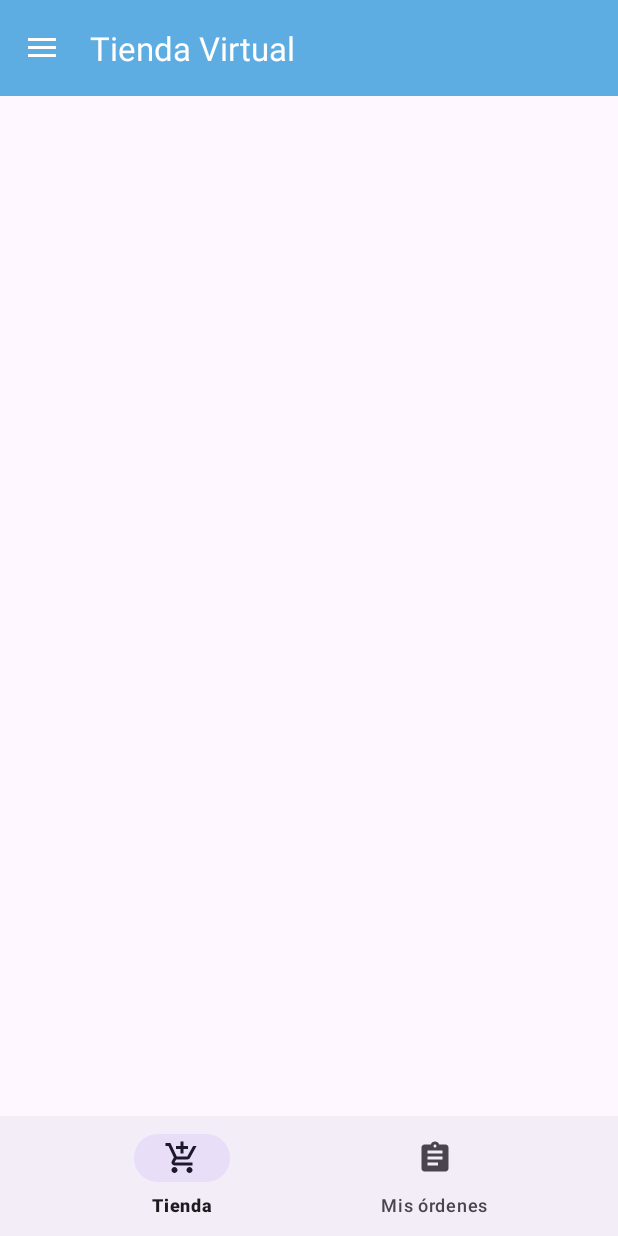
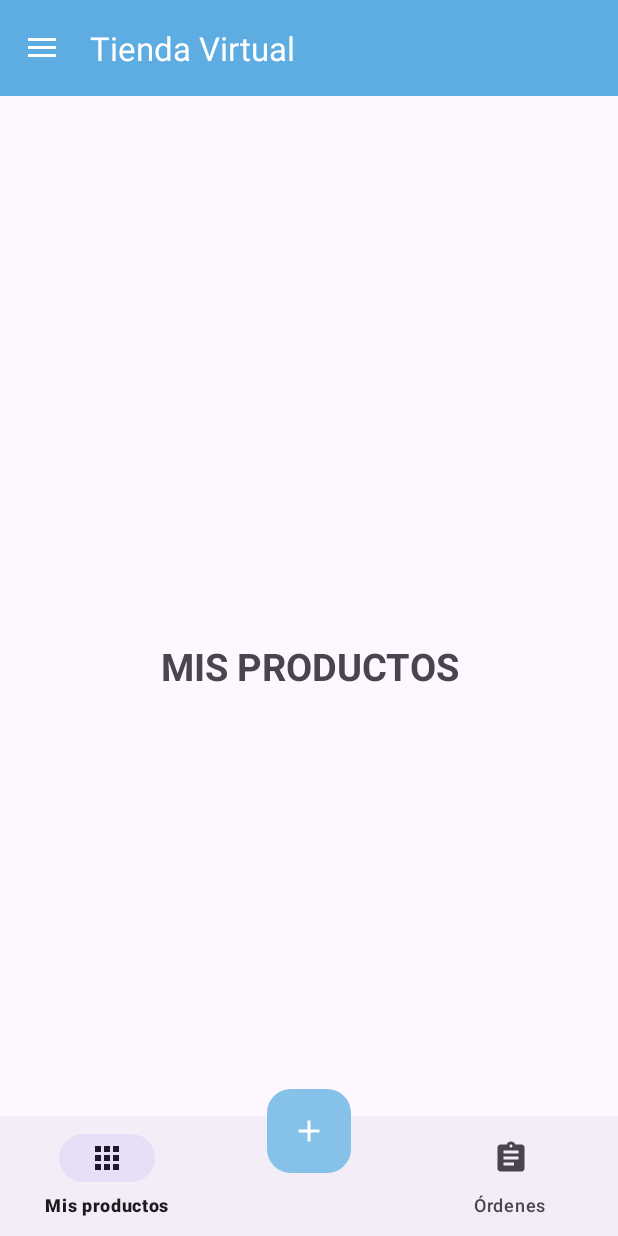
Before and after one commit to Cesar183/TiendaVirtual, an Android app: the screen it shows after launch (MainActivityCliente before the commit, MainActivityVendedor after it), after a tap on "Inicio", on a phone screen of 412 x 824 dp. Run offline under Robolectric (Android 15) with nearby library versions, the phone set to English and light mode, and no system bars; our stand-ins replace Firebase (no records; nobody signed in at launch, a user with empty details on screens opened directly); 2 other taps on this screen came first.

```diff
--- a/app/src/main/java/com/app/tiendavirtual/SplashScreenActivity.kt
+++ b/app/src/main/java/com/app/tiendavirtual/SplashScreenActivity.kt
@@ -28,8 +28,8 @@ class SplashScreenActivity : AppCompatActivity() {
             }
 
             override fun onFinish() {
-                startActivity(Intent(this@SplashScreenActivity, MainActivityCliente::class.java))
-                finish()
+                startActivity(Intent(this@SplashScreenActivity, MainActivityVendedor::class.java))
+                finishAffinity()
             }
         }.start()
     }
--- a/app/src/main/java/com/app/tiendavirtual/vendedor/MainActivityVendedor.kt
+++ b/app/src/main/java/com/app/tiendavirtual/vendedor/MainActivityVendedor.kt
@@ -1,12 +1,79 @@
 package com.app.tiendavirtual.vendedor
 
 import android.os.Bundle
+import android.view.MenuItem
+import android.widget.Toast
+import androidx.appcompat.app.ActionBarDrawerToggle
 import androidx.appcompat.app.AppCompatActivity
+import androidx.appcompat.widget.Toolbar
+import androidx.core.view.GravityCompat
+import androidx.fragment.app.Fragment
 import com.app.tiendavirtual.R
+import com.app.tiendavirtual.cliente.bottom_nav_fragments_cliente.FragmentMisOrdenesC
+import com.app.tiendavirtual.databinding.ActivityMainVendedorBinding
+import com.app.tiendavirtual.vendedor.bottom_nav_fragments_vendedor.FragmentMisProductosV
+import com.app.tiendavirtual.vendedor.bottom_nav_fragments_vendedor.FragmentOrdenesV
+import com.app.tiendavirtual.vendedor.nav_fragments_vendedor.FragmentInicioV
+import com.app.tiendavirtual.vendedor.nav_fragments_vendedor.FragmentMiTiendaV
+import com.app.tiendavirtual.vendedor.nav_fragments_vendedor.FragmentReseniasV
+import com.google.android.material.navigation.NavigationView
 
-class MainActivityVendedor : AppCompatActivity() {
+class MainActivityVendedor : AppCompatActivity(), NavigationView.OnNavigationItemSelectedListener {
+
+    private lateinit var binding: ActivityMainVendedorBinding
+
     override fun onCreate(savedInstanceState: Bundle?) {
         super.onCreate(savedInstanceState)
-        setContentView(R.layout.activity_main_vendedor)
+        binding = ActivityMainVendedorBinding.inflate(layoutInflater)
+        setContentView(binding.root)
+
+        val toolbar = findViewById<Toolbar>(R.id.toolbar)
+        setSupportActionBar(toolbar)
+        binding.navigationView.setNavigationItemSelectedListener(this)
+
+        val toogle = ActionBarDrawerToggle(
+            this,
+            binding.drawerLayout,
+            toolbar,
+            R.string.open_drawer,
+            R.string.close_drawner
+        )
+        binding.drawerLayout.addDrawerListener(toogle)
+        toogle.syncState()
+
+        replaceFragment(FragmentInicioV())
+        binding.navigationView.setCheckedItem(R.id.op_inicio_v)
+    }
+
+    private fun replaceFragment(fragment: Fragment) {
+        supportFragmentManager
+            .beginTransaction()
+            .replace(R.id.navFragment, fragment)
+            .commit()
+    }
+
+    override fun onNavigationItemSelected(item: MenuItem): Boolean {
+        when(item.itemId){
+            R.id.op_inicio_v->{
+                replaceFragment(FragmentInicioV())
+            }
+            R.id.op_mi_tienda_v->{
+                replaceFragment(FragmentMiTiendaV())
+            }
+            R.id.op_resenia_v->{
+                replaceFragment(FragmentReseniasV())
+            }
+            R.id.op_cerrar_sesion_v->{
+                Toast.makeText(applicationContext, "Saliste de la aplicación", Toast.LENGTH_SHORT).show()
+            }
+            R.id.op_mis_productos_v->{
+                replaceFragment(FragmentMisProductosV())
+            }
+            R.id.op_mis_ordenes_v->{
+                replaceFragment(FragmentOrdenesV())
+            }
+        }
+        binding.drawerLayout.closeDrawer(GravityCompat.START)
+        return true
     }
 }
--- a/app/src/main/java/com/app/tiendavirtual/vendedor/nav_fragments_vendedor/FragmentInicioV.kt
+++ b/app/src/main/java/com/app/tiendavirtual/vendedor/nav_fragments_vendedor/FragmentInicioV.kt
@@ -1,19 +1,54 @@
 package com.app.tiendavirtual.vendedor.nav_fragments_vendedor
 
+import android.content.Context
 import android.os.Bundle
 import androidx.fragment.app.Fragment
 import android.view.LayoutInflater
 import android.view.View
 import android.view.ViewGroup
+import android.widget.Toast
 import com.app.tiendavirtual.R
+import com.app.tiendavirtual.databinding.FragmentInicioVBinding
+import com.app.tiendavirtual.vendedor.bottom_nav_fragments_vendedor.FragmentMisProductosV
+import com.app.tiendavirtual.vendedor.bottom_nav_fragments_vendedor.FragmentOrdenesV
 
 class FragmentInicioV : Fragment() {
-    override fun onCreateView(
-        inflater: LayoutInflater, container: ViewGroup?,
-        savedInstanceState: Bundle?
-    ): View? {
-        // Inflate the layout for this fragment
-        return inflater.inflate(R.layout.fragment_inicio_v, container, false)
+
+    private lateinit var binding: FragmentInicioVBinding
+    private lateinit var mContext: Context
+
+    override fun onAttach(context: Context) {
+        mContext = context
+        super.onAttach(context)
     }
 
+    override fun onCreateView(inflater: LayoutInflater, container: ViewGroup?, savedInstanceState: Bundle?): View? {
+        binding = FragmentInicioVBinding.inflate(inflater,container,false)
+
+        binding.bottomNavigation.setOnItemSelectedListener {
+            when(it.itemId){
+                R.id.op_mis_productos_v->{
+                    replaceFragment(FragmentMisProductosV())
+                }
+                R.id.op_mis_ordenes_v->{
+                    replaceFragment(FragmentOrdenesV())
+                }
+            }
+            true
+        }
+        replaceFragment(FragmentMisProductosV())
+        binding.bottomNavigation.selectedItemId = R.id.op_mis_productos_v
+
+        binding.addFab.setOnClickListener {
+            Toast.makeText(mContext,"Has presionado en el boton flotante", Toast.LENGTH_SHORT).show()
+        }
+        return binding.root
+    }
+
+    private fun replaceFragment(fragment: Fragment) {
+        parentFragmentManager
+            .beginTransaction()
+            .replace(R.id.bottomFragment, fragment)
+            .commit()
+    }
 }
--- a/app/src/main/res/menu/bottom_nav_bar_vendedor_menu.xml
+++ b/app/src/main/res/menu/bottom_nav_bar_vendedor_menu.xml
@@ -2,7 +2,7 @@
 <menu xmlns:android="http://schemas.android.com/apk/res/android">
 
     <item
-        android:id="@+id/op_mis_productos"
+        android:id="@+id/op_mis_productos_v"
         android:title="@string/op_mis_productos_v"
         android:icon="@drawable/ico_mis_productos"/>
 
```
